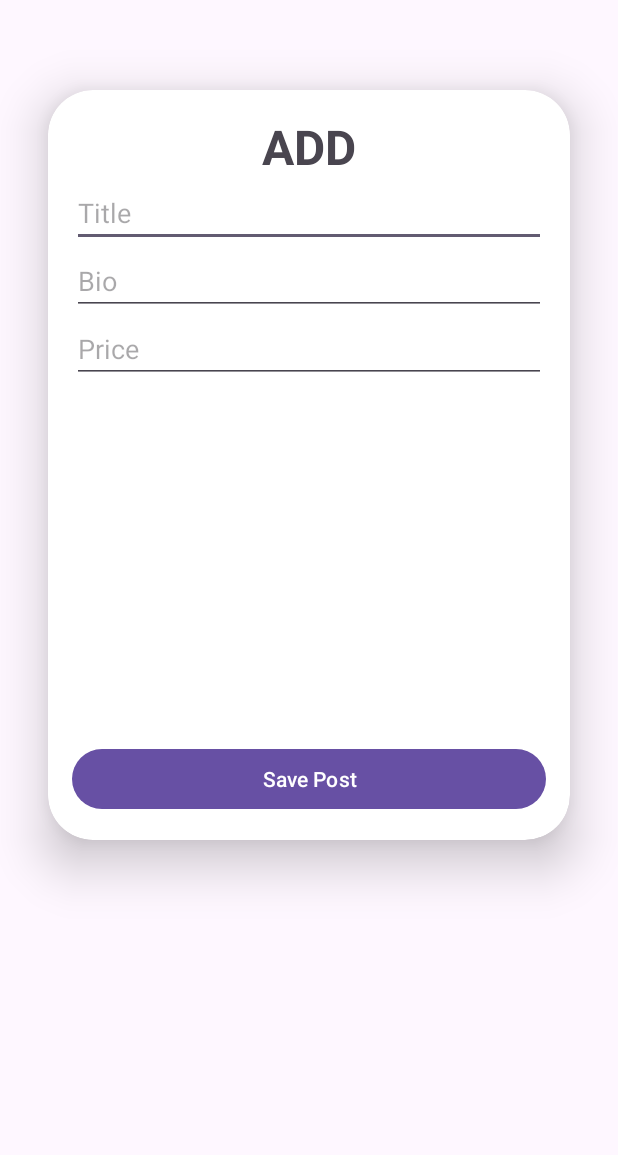
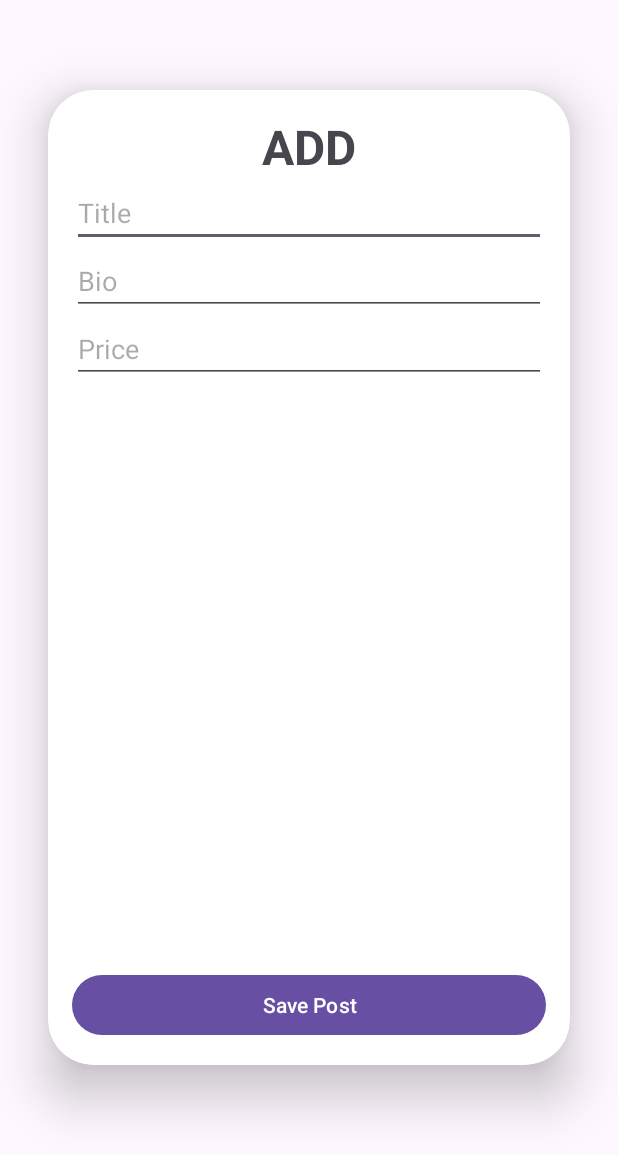
Before and after one commit to HachemJ/Taskify, an Android app: the layout activity_add_post_dialog.xml on its own in the app's theme, with its tools: preview values and no code run, on a phone screen of 412 x 824 dp. Shown: the top 1155 px of the screen. Run offline under Robolectric (Android 15) with nearby library versions, the phone set to English and light mode, and no system bars.

Commit message:
Fixed Post Dialog size

```diff
--- a/app/src/main/res/layout/activity_add_post_dialog.xml
+++ b/app/src/main/res/layout/activity_add_post_dialog.xml
@@ -1,7 +1,7 @@
 <?xml version="1.0" encoding="utf-8"?>
 <androidx.cardview.widget.CardView android:id="@+id/cardContainer"
     android:layout_width="match_parent"
-    android:layout_height="500dp"
+    android:layout_height="650dp"
     android:layout_marginStart="32dp"
     android:layout_marginEnd="32dp"
     android:layout_marginTop="60dp"
@@ -15,9 +15,6 @@
         android:layout_height="match_parent"
         android:padding="16dp">
 
-        <!-- Sign Up Text -->
-
-        <!-- Title EditText -->
         <TextView
             android:id="@+id/signupText"
             android:layout_width="wrap_content"
@@ -65,14 +62,12 @@
         <!-- Save Button -->
         <Button
             android:id="@+id/saveButton"
-            android:layout_width="0dp"
+            android:layout_width="match_parent"
             android:layout_height="wrap_content"
-            android:layout_marginTop="240dp"
             android:text="Save Post"
+            app:layout_constraintBottom_toBottomOf="parent"
             app:layout_constraintEnd_toEndOf="parent"
-            app:layout_constraintHorizontal_bias="0.0"
-            app:layout_constraintStart_toStartOf="parent"
-            app:layout_constraintTop_toBottomOf="@id/priceEditText" />
+            app:layout_constraintStart_toStartOf="parent" />
 
     </androidx.constraintlayout.widget.ConstraintLayout>
 
```
Also changed, not shown: app/src/main/java/com/example/jads/AddPostDialog.java (+19 -9 lines).
